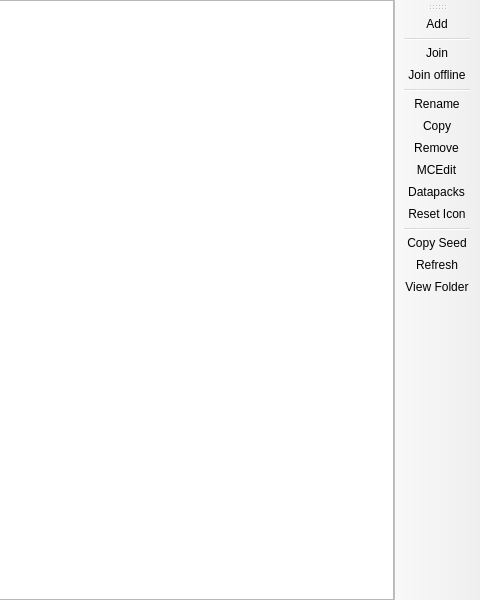
This is launcher/ui/pages/instance/WorldListPage.ui in VorwerkUa2/WerkLauncher as Qt 5 draws it before an edit; both pictures show x 320 to 800 and y 0 to 600 of the 800 by 600 pixel window. The edited form follows.
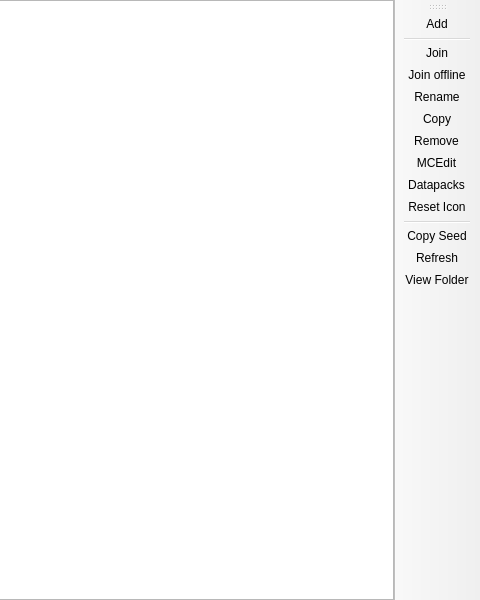
This is the edited form. Custom widgets are drawn as their Qt base class.

Commit message: NOISSUE Hide the join world buttons properly This also fixes `QAction::setVisible` not working correctly in other parts of the codebase

Diff of the .ui file:
```diff
--- a/launcher/ui/pages/instance/WorldListPage.ui
+++ b/launcher/ui/pages/instance/WorldListPage.ui
@@ -81,9 +81,8 @@
    </attribute>
    <addaction name="actionAdd"/>
    <addaction name="separator"/>
-   <addaction name="actionJoin" />
-   <addaction name="actionJoinOffline" />
-   <addaction name="separator" />
+   <addaction name="actionJoin"/>
+   <addaction name="actionJoinOffline"/>
    <addaction name="actionRename"/>
    <addaction name="actionCopy"/>
    <addaction name="actionRemove"/>
```
The commit also changes 2 other files.
